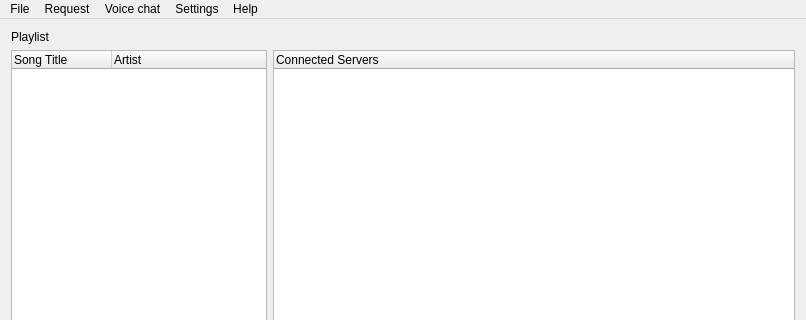
First picture: the form in src/mainwindow.ui, repository willamm/CommAudio, before the edit; both pictures show x 0 to 806 and y 0 to 320 of the 806 by 543 pixel window.
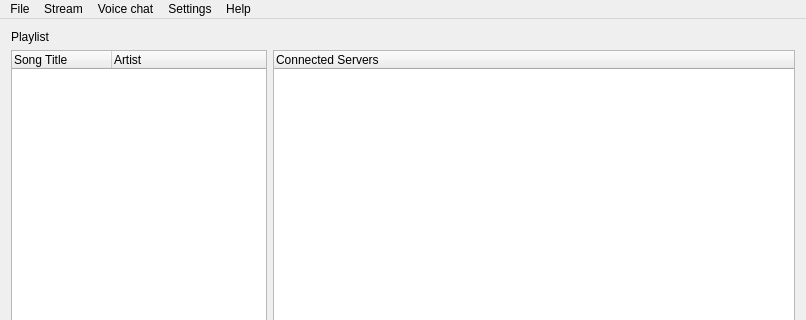
Second picture: the form after the edit. Icons and pictures are not drawn.

```diff
--- a/src/mainwindow.ui
+++ b/src/mainwindow.ui
@@ -188,7 +188,7 @@
      <x>0</x>
      <y>0</y>
      <width>806</width>
-     <height>21</height>
+     <height>22</height>
     </rect>
    </property>
    <widget class="QMenu" name="menuFile">
@@ -203,7 +203,7 @@
    </widget>
    <widget class="QMenu" name="menuEdit">
     <property name="title">
-     <string>Request</string>
+     <string>Stream</string>
     </property>
     <addaction name="actionConnect"/>
    </widget>
```
Left out of the diff: 19 changed lines with no effect on the pictures.
